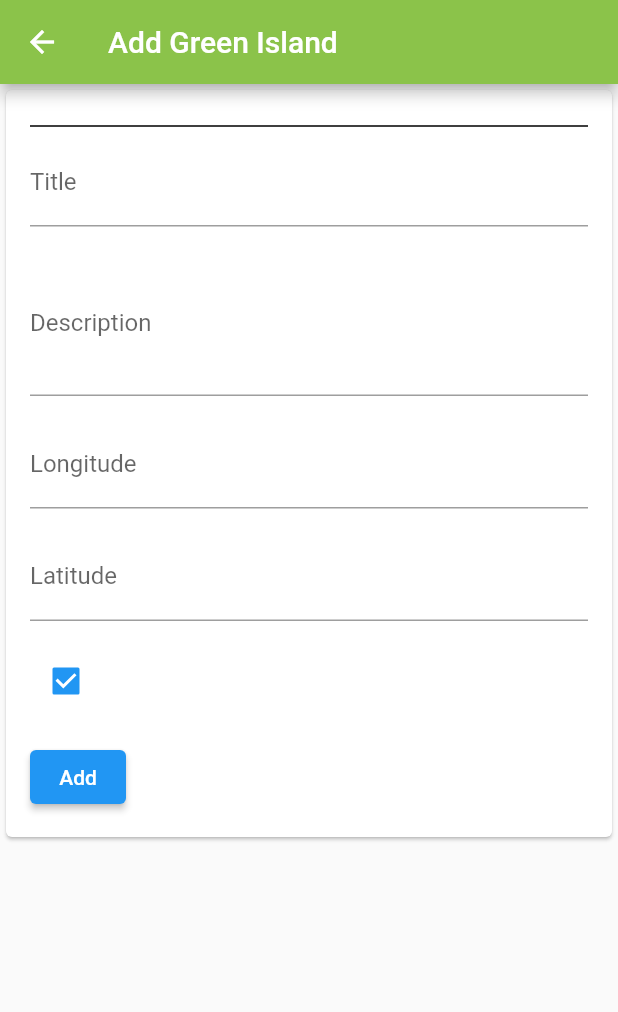
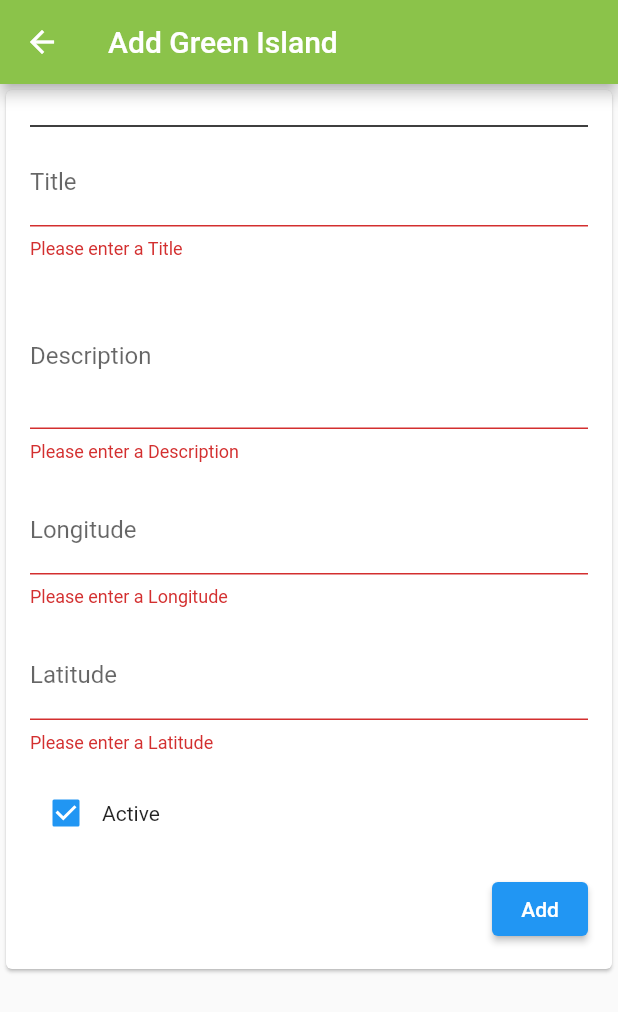
Before and after one commit to mirzate/gogreen, a Flutter app: the GreenIslandAddScreen screen opened directly, after a tap on "Add", on a phone screen of 412 x 824 dp. Shown: the top 1012 px of the screen. Run offline on Flutter 3.47's test engine with Material 2 defaults, Android fonts, the light colour scheme and no system bars; our stand-ins replace carousel_slider, file_picker, google_maps_flutter; missing offline and left inert: dart:ffi, google_maps_flutter_platform_interface; network calls fail.

Commit message:
add validation of GreenIslands form

```diff
--- a/flutter/lib/screens/admin/green_island/green_island_add_screen.dart
+++ b/flutter/lib/screens/admin/green_island/green_island_add_screen.dart
@@ -21,6 +21,7 @@ class _GreenIslandAddScreenState extends State<GreenIslandAddScreen> {
   late TextEditingController _latitudeController;
   late GreenIslandProvider _greenIslandProvider;
   bool activeController = true;
+  GlobalKey<FormState> _formKey = GlobalKey<FormState>();
 
   @override
   void initState() {
@@ -60,29 +61,57 @@ class _GreenIslandAddScreenState extends State<GreenIslandAddScreen> {
                       color: Colors.black, // Specify the color of the line
                       thickness: 1.0, // Specify the thickness of the line
                     ),
-                    TextField(
+                    Form(
+                        key: _formKey,
+                        child: Column(children: [
+                          TextFormField(
                               controller: _titleController,
                               decoration: InputDecoration(labelText: 'Title'),
-                    ),
+                              validator: (value) {
+                                if (value == null || value.isEmpty) {
+                                  return 'Please enter a Title';
+                                }
+                                return null; // Return null if the validation is successful
+                              }),
                           SizedBox(height: 16),
-                    TextField(
+                          TextFormField(
                               controller: _descriptionController,
-                      decoration: InputDecoration(labelText: 'Description'),
+                              decoration:
+                                  InputDecoration(labelText: 'Description'),
                               maxLines: 3,
-                    ),
+                              validator: (value) {
+                                if (value == null || value.isEmpty) {
+                                  return 'Please enter a Description';
+                                }
+                                return null; // Return null if the validation is successful
+                              }),
                           SizedBox(height: 16),
-                    TextField(
+                          TextFormField(
                               controller: _longitudeController,
-                      decoration: InputDecoration(labelText: 'Longitude'),
+                              decoration:
+                                  InputDecoration(labelText: 'Longitude'),
                               keyboardType: TextInputType.number,
-                    ),
+                              validator: (value) {
+                                if (value == null || value.isEmpty) {
+                                  return 'Please enter a Longitude';
+                                }
+                                return null; // Return null if the validation is successful
+                              }),
                           SizedBox(height: 16),
-                    TextField(
+                          TextFormField(
                               controller: _latitudeController,
-                      decoration: InputDecoration(labelText: 'Latitude'),
+                              decoration:
+                                  InputDecoration(labelText: 'Latitude'),
                               keyboardType: TextInputType.number,
-                    ),
+                              validator: (value) {
+                                if (value == null || value.isEmpty) {
+                                  return 'Please enter a Latitude';
+                                }
+                                return null; // Return null if the validation is successful
+                              }),
                           SizedBox(height: 16),
+                          Row(
+                            children: [
                               Checkbox(
                                 value: activeController,
                                 onChanged: (newValue) {
@@ -91,12 +120,28 @@ class _GreenIslandAddScreenState extends State<GreenIslandAddScreen> {
                                   });
                                 },
                               ),
+                              Text('Active'),
+                            ],
+                          ),
                           SizedBox(height: 16),
-                    ElevatedButton(
-                      onPressed: _saveChanges,
+                          Row(
+                              mainAxisAlignment: MainAxisAlignment.spaceBetween,
+                              children: [
+                                // Other widgets on the left side
+                                Expanded(
+                                    child: Align(
+                                  alignment: Alignment.centerRight,
+                                  child: ElevatedButton(
+                                    onPressed: () {
+                                      if (_formKey.currentState!.validate()) {
+                                        _saveChanges();
+                                      }
+                                    },
                                     child: Text('Add'),
                                   ),
-
+                                ))
+                              ])
+                        ]))
                     // Add more Text or other widgets to display additional EcoViolation data
                   ],
                 ),
```
Also changed, not shown: flutter/lib/screens/admin/green_island/green_island_edit_screen.dart (+60 -15 lines). Lines whose indentation alone changed are shown as unchanged.
